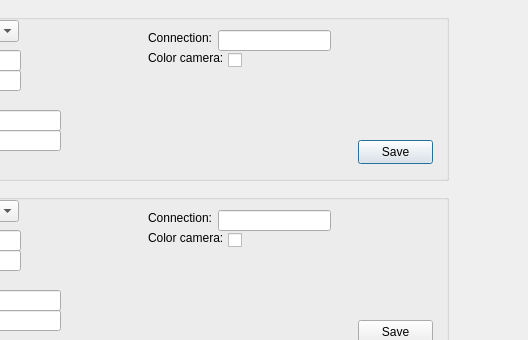
Before: the Qt Designer form SecurityCenterQt/settingswindow.ui in JosipVuckovic/SecurityCenterQt, drawn with Qt 5; both pictures show x 162 to 690 and y 0 to 340 of the 690 by 730 pixel window.
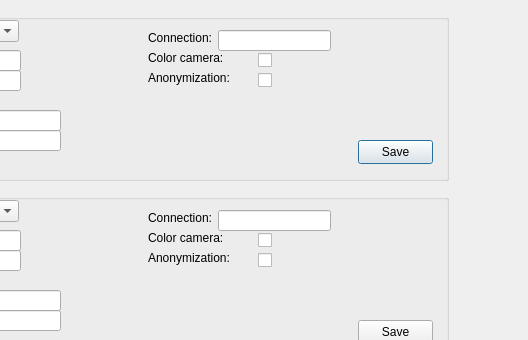
After: the same form once the commit is applied.

Commit message: UPD - readded Anonymization only for cams 1 and 2 from settings

```diff
--- a/SecurityCenterQt/settingswindow.ui
+++ b/SecurityCenterQt/settingswindow.ui
@@ -213,7 +213,7 @@
    <widget class="QCheckBox" name="cam1_checkBox_Color">
     <property name="geometry">
      <rect>
-      <x>370</x>
+      <x>400</x>
       <y>50</y>
       <width>75</width>
       <height>20</height>
@@ -236,6 +236,32 @@
      <string>Save</string>
     </property>
    </widget>
+   <widget class="QCheckBox" name="cam1_Anon">
+    <property name="geometry">
+     <rect>
+      <x>400</x>
+      <y>70</y>
+      <width>75</width>
+      <height>20</height>
+     </rect>
+    </property>
+    <property name="text">
+     <string/>
+    </property>
+   </widget>
+   <widget class="QLabel" name="label_Anonymization">
+    <property name="geometry">
+     <rect>
+      <x>290</x>
+      <y>70</y>
+      <width>91</width>
+      <height>16</height>
+     </rect>
+    </property>
+    <property name="text">
+     <string>Anonymization:</string>
+    </property>
+   </widget>
   </widget>
   <widget class="QGroupBox" name="camera1_groupBox_2">
    <property name="geometry">
@@ -425,7 +451,7 @@
    <widget class="QCheckBox" name="cam2_checkBox_Color">
     <property name="geometry">
      <rect>
-      <x>370</x>
+      <x>400</x>
       <y>50</y>
       <width>75</width>
       <height>20</height>
@@ -448,6 +474,32 @@
      <string>Save</string>
     </property>
    </widget>
+   <widget class="QCheckBox" name="cam2_Anon">
+    <property name="geometry">
+     <rect>
+      <x>400</x>
+      <y>70</y>
+      <width>75</width>
+      <height>20</height>
+     </rect>
+    </property>
+    <property name="text">
+     <string/>
+    </property>
+   </widget>
+   <widget class="QLabel" name="label_Anonymization_2">
+    <property name="geometry">
+     <rect>
+      <x>290</x>
+      <y>70</y>
+      <width>91</width>
+      <height>16</height>
+     </rect>
+    </property>
+    <property name="text">
+     <string>Anonymization:</string>
+    </property>
+   </widget>
   </widget>
   <widget class="QGroupBox" name="camera1_groupBox_3">
    <property name="geometry">
```
The commit also changes 6 other files.
